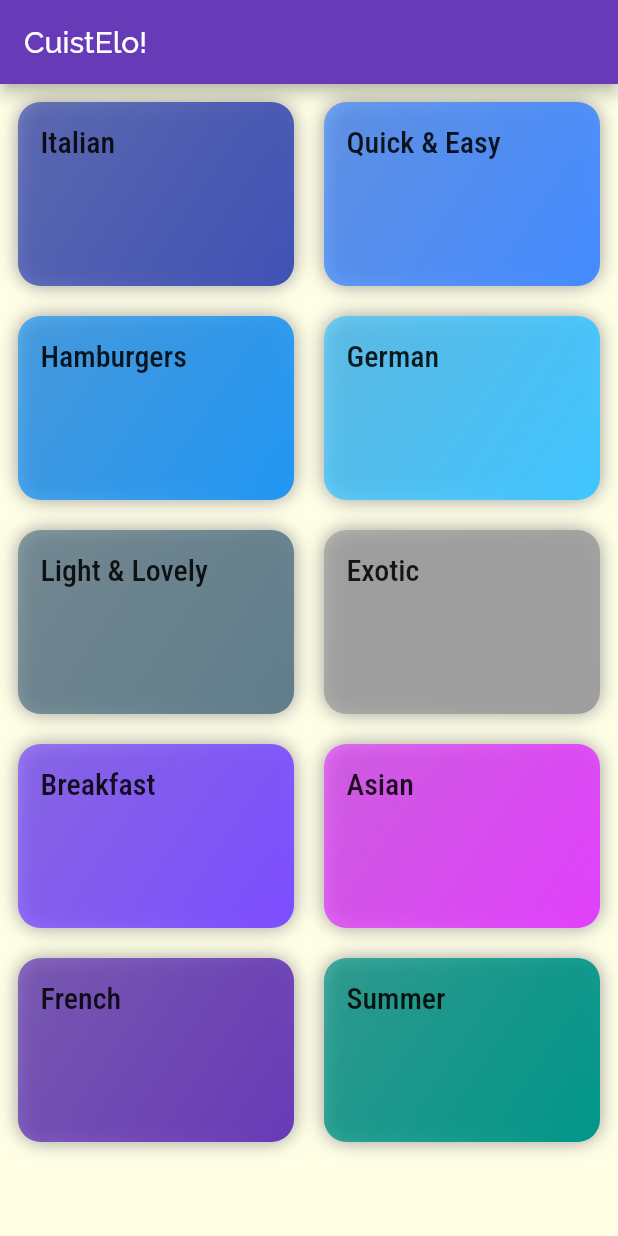
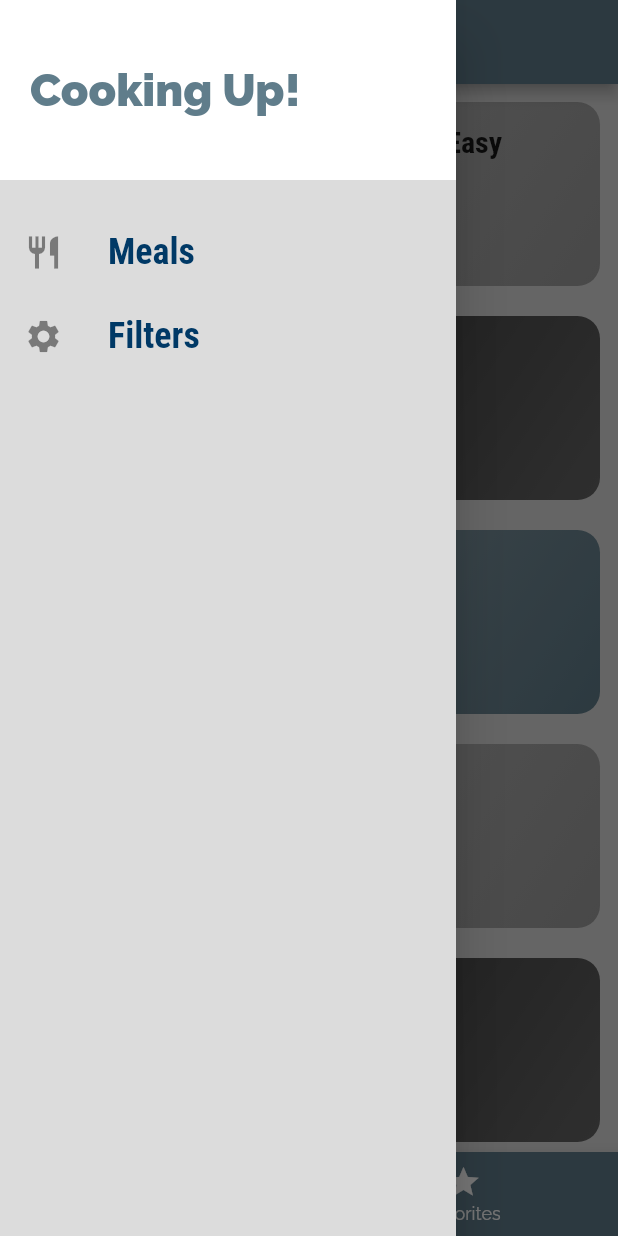
Before and after one commit to ElodieBqz/Flutter_App, a Flutter app: the screen it shows after launch, with the side drawer open (before the commit the screen has no drawer), on a phone screen of 412 x 824 dp. Run offline on Flutter 3.47's test engine with Material 2 defaults, Android fonts, the phone set to English and light mode, and no system bars.

Commit message:
projet fini

```diff
--- a/lib/dummy_data.dart
+++ b/lib/dummy_data.dart
@@ -7,52 +7,52 @@ const DUMMY_CATEGORIES = const [
   Category(
     id: 'c1',
     title: 'Italian',
-    color: Colors.indigo,
+    color: Colors.black54,
   ),
   Category(
     id: 'c2',
     title: 'Quick & Easy',
-    color: Colors.blueAccent,
+    color: Colors.grey,
   ),
   Category(
     id: 'c3',
     title: 'Hamburgers',
-    color: Colors.blue,
+    color: Colors.blueGrey,
   ),
   Category(
     id: 'c4',
     title: 'German',
-    color: Colors.lightBlueAccent,
+    color: Colors.black54,
   ),
   Category(
     id: 'c5',
     title: 'Light & Lovely',
-    color: Colors.blueGrey,
+    color: Colors.grey,
   ),
   Category(
     id: 'c6',
     title: 'Exotic',
-    color: Colors.grey,
+    color: Colors.blueGrey,
   ),
   Category(
     id: 'c7',
     title: 'Breakfast',
-    color: Colors.deepPurpleAccent,
+    color: Colors.black54,
   ),
   Category(
     id: 'c8',
     title: 'Asian',
-    color: Colors.purpleAccent,
+    color: Colors.grey,
   ),
   Category(
     id: 'c9',
     title: 'French',
-    color: Colors.deepPurple,
+    color: Colors.blueGrey,
   ),
   Category(
     id: 'c10',
     title: 'Summer',
-    color: Colors.teal,
+    color: Colors.black54,
   ),
 ];
 
--- a/lib/main.dart
+++ b/lib/main.dart
@@ -1,66 +1,111 @@
 import 'package:flutter/material.dart';
-import 'package:flutter_app/screens/categories_screen.dart';
+
+import './dummy_data.dart';
+import './screens/tabs_screen.dart';
+import './screens/meal_detail_screen.dart';
+import './screens/category_meals_screen.dart';
+import './screens/filters_screen.dart';
 import './screens/categories_screen.dart';
-import './screens/category_meals_screen.dart';
-import 'package:flutter_app/screens/meal_detail_screen.dart';
+import './models/meal.dart';
 
 void main() => runApp(MyApp());
 
-class MyApp extends StatelessWidget {
+class MyApp extends StatefulWidget {
+  @override
+  _MyAppState createState() => _MyAppState();
+}
+
+class _MyAppState extends State<MyApp> {
+  Map<String, bool> _filters = {
+    'gluten': false,
+    'lactose': false,
+    'vegan': false,
+    'vegetarian': false,
+  };
+  List<Meal> _availableMeals = DUMMY_MEALS;
+  List<Meal> _favoriteMeals = [];
+
+  void _setFilters(Map<String, bool> filterData) {
+    setState(() {
+      _filters = filterData;
+
+      _availableMeals = DUMMY_MEALS.where((meal) {
+        if (_filters['gluten'] && !meal.isGlutenFree) {
+          return false;
+        }
+        if (_filters['lactose'] && !meal.isLactoseFree) {
+          return false;
+        }
+        if (_filters['vegan'] && !meal.isVegan) {
+          return false;
+        }
+        if (_filters['vegetarian'] && !meal.isVegetarian) {
+          return false;
+        }
+        return true;
+      }).toList();
+    });
+  }
+
+  void _toggleFavorite(String mealId) {
+    final existingIndex =
+    _favoriteMeals.indexWhere((meal) => meal.id == mealId);
+    if (existingIndex >= 0) {
+      setState(() {
+        _favoriteMeals.removeAt(existingIndex);
+      });
+    } else {
+      setState(() {
+        _favoriteMeals.add(
+          DUMMY_MEALS.firstWhere((meal) => meal.id == mealId),
+        );
+      });
+    }
+  }
+
+  bool _isMealFavorite(String id) {
+    return _favoriteMeals.any((meal) => meal.id == id);
+  }
+
   @override
   Widget build(BuildContext context) {
     return MaterialApp(
       title: 'CuistElo!',
       theme: ThemeData(
-        primarySwatch: Colors.deepPurple,
-        accentColor: Colors.black,
-        canvasColor: Color.fromRGBO(255, 254, 229, 1),
+        primarySwatch: Colors.blueGrey,
+        accentColor: Colors.white,
+        canvasColor: Color.fromRGBO(220, 220, 220, 1),
         fontFamily: 'Raleway',
-
         textTheme: ThemeData.light().textTheme.copyWith(
-          bodyText1: TextStyle(
-              fontSize: 20,
-              color: Color.fromRGBO(255, 255, 255, 1)
-          ),
-            bodyText2: TextStyle(
-                color: Color.fromRGBO(220, 220, 220, 1)
+            body1: TextStyle(
+              color: Color.fromRGBO(55, 55, 55, 1),
             ),
-            headline6: TextStyle(
+            body2: TextStyle(
+              color: Color.fromRGBO(0, 57, 102, 1),
+            ),
+            title: TextStyle(
               fontSize: 20,
               fontFamily: 'RobotoCondensed',
-            ),
-        )
+              fontWeight: FontWeight.bold,
+            )),
       ),
-      initialRoute: '/',
+
+      initialRoute: '/', // default is '/'
       routes: {
-        '/': (ctx) => CategoriesScreen(),
-            CategoryMealsScreen.routeName : (ctx) => CategoryMealsScreen(),
-        MealDetailScreen.routeName: (ctx) => MealDetailScreen(),
+        '/': (ctx) => TabsScreen(_favoriteMeals),
+        CategoryMealsScreen.routeName: (ctx) =>
+            CategoryMealsScreen(_availableMeals),
+        MealDetailScreen.routeName: (ctx) => MealDetailScreen(_toggleFavorite, _isMealFavorite),
+        FiltersScreen.routeName: (ctx) => FiltersScreen(_filters, _setFilters),
       },
-        onUnknownRoute: (settings) {
-        return MaterialPageRoute(builder: (ctx) => CategoriesScreen()
+      onGenerateRoute: (settings) {
+        print(settings.arguments);
+      },
+      onUnknownRoute: (settings) {
+        return MaterialPageRoute(
+          builder: (ctx) => CategoriesScreen(),
         );
       },
     );
   }
 }
-
-class MyHomePage extends StatefulWidget {
-  @override
-  _MyHomePageState createState() => _MyHomePageState();
-}
-
-class _MyHomePageState extends State<MyHomePage> {
-
-  @override
-  Widget build(BuildContext context) {
-    return Scaffold(
-      appBar: AppBar(
-        title: Text('CuistElo!'),
-      ),
-      body: Center(
-        child: Text('Navigation Time!'),
-      ),
-    );
-  }
-}
--- a/lib/screens/categories_screen.dart
+++ b/lib/screens/categories_screen.dart
@@ -1,13 +1,11 @@
 import 'package:flutter/material.dart';
 import '../dummy_data.dart';
 import '../widgets/category_item.dart';
+
 class CategoriesScreen extends StatelessWidget {
   @override
   Widget build(BuildContext context) {
-    return Scaffold(
-        appBar:AppBar(title: Text('CuistElo!'),
-        ),
-        body: GridView(
+        return GridView(
           padding: const EdgeInsets.all(12),
           children: DUMMY_CATEGORIES.map(
                   (catData) =>
@@ -23,6 +21,6 @@ class CategoriesScreen extends StatelessWidget {
               crossAxisSpacing: 20,
               mainAxisSpacing: 20
           ),
-        ));
+        );
   }
 }
--- /dev/null
+++ b/lib/screens/tabs_screen.dart
@@ -0,0 +1,72 @@
+import 'package:flutter/material.dart';
+
+import '../widgets/main_drawer.dart';
+import './favorites_screen.dart';
+import './categories_screen.dart';
+import '../models/meal.dart';
+
+class TabsScreen extends StatefulWidget {
+  final List<Meal> favoriteMeals;
+
+  TabsScreen(this.favoriteMeals);
+
+  @override
+  _TabsScreenState createState() => _TabsScreenState();
+}
+
+class _TabsScreenState extends State<TabsScreen> {
+  List<Map<String, Object>> _pages;
+  int _selectedPageIndex = 0;
+
+  @override
+  void initState() {
+    _pages = [
+      {
+        'page': CategoriesScreen(),
+        'title': 'Categories',
+      },
+      {
+        'page': FavoritesScreen(widget.favoriteMeals),
+        'title': 'Your Favorite',
+      },
+    ];
+    super.initState();
+  }
+
+  void _selectPage(int index) {
+    setState(() {
+      _selectedPageIndex = index;
+    });
+  }
+
+  @override
+  Widget build(BuildContext context) {
+    return Scaffold(
+      appBar: AppBar(
+        title: Text(_pages[_selectedPageIndex]['title']),
+      ),
+      drawer: MainDrawer(),
+      body: _pages[_selectedPageIndex]['page'],
+      bottomNavigationBar: BottomNavigationBar(
+        onTap: _selectPage,
+        backgroundColor: Theme.of(context).primaryColor,
+        unselectedItemColor: Colors.white,
+        selectedItemColor: Theme.of(context).accentColor,
+        currentIndex: _selectedPageIndex,
+        // type: BottomNavigationBarType.fixed,
+        items: [
+          BottomNavigationBarItem(
+            backgroundColor: Theme.of(context).primaryColor,
+            icon: Icon(Icons.category),
+            title: Text('Categories'),
+          ),
+          BottomNavigationBarItem(
+            backgroundColor: Theme.of(context).primaryColor,
+            icon: Icon(Icons.star),
+            title: Text('Favorites'),
+          ),
+        ],
+      ),
+    );
+  }
+}
--- a/lib/widgets/category_item.dart
+++ b/lib/widgets/category_item.dart
@@ -1,4 +1,5 @@
 import 'package:flutter/material.dart';
+
 import '../screens/category_meals_screen.dart';
 
 class CategoryItem extends StatelessWidget {
@@ -10,10 +11,11 @@ class CategoryItem extends StatelessWidget {
 
   void selectCategory(BuildContext ctx) {
     Navigator.of(ctx).pushNamed(
-      CategoryMealsScreen.routeName, arguments: {
-        'id' :id,
+      CategoryMealsScreen.routeName,
+      arguments: {
+        'id': id,
         'title': title,
-    },
+      },
     );
   }
 
@@ -26,19 +28,10 @@ class CategoryItem extends StatelessWidget {
       child: Container(
         padding: const EdgeInsets.all(15),
         child: Text(
-            title,
-            style: Theme
-                .of(context)
-                .textTheme
-                .headline6
+          title,
+          style: Theme.of(context).textTheme.title,
         ),
         decoration: BoxDecoration(
-            boxShadow:<BoxShadow>[
-            BoxShadow(
-              color: Colors.grey,
-              blurRadius: 10.0,
-            ),
-          ],
           gradient: LinearGradient(
             colors: [
               color.withOpacity(0.7),
--- /dev/null
+++ b/lib/widgets/main_drawer.dart
@@ -0,0 +1,56 @@
+import 'package:flutter/material.dart';
+
+import '../screens/filters_screen.dart';
+
+class MainDrawer extends StatelessWidget {
+  Widget buildListTile(String title, IconData icon, Function tapHandler) {
+    return ListTile(
+      leading: Icon(
+        icon,
+        size: 26,
+      ),
+      title: Text(
+        title,
+        style: TextStyle(
+          fontFamily: 'RobotoCondensed',
+          fontSize: 24,
+          fontWeight: FontWeight.bold,
+        ),
+      ),
+      onTap: tapHandler,
+    );
+  }
+
+  @override
+  Widget build(BuildContext context) {
+    return Drawer(
+      child: Column(
+        children: <Widget>[
+          Container(
+            height: 120,
+            width: double.infinity,
+            padding: EdgeInsets.all(20),
+            alignment: Alignment.centerLeft,
+            color: Theme.of(context).accentColor,
+            child: Text(
+              'Cooking Up!',
+              style: TextStyle(
+                  fontWeight: FontWeight.w900,
+                  fontSize: 30,
+                  color: Theme.of(context).primaryColor),
+            ),
+          ),
+          SizedBox(
+            height: 20,
+          ),
+          buildListTile('Meals', Icons.restaurant, () {
+            Navigator.of(context).pushReplacementNamed('/');
+          }),
+          buildListTile('Filters', Icons.settings, () {
+            Navigator.of(context).pushReplacementNamed(FiltersScreen.routeName);
+          }),
+        ],
+      ),
+    );
+  }
+}
```
Also changed, not shown: lib/screens/category_meals_screen.dart (+53 -22 lines), lib/screens/favorites_screen.dart (added, +33 -0 lines), lib/screens/filters_screen.dart (added, +136 -0 lines), lib/screens/meal_detail_screen.dart (+73 -27 lines), lib/widgets/meal_item.dart (+41 -43 lines).
